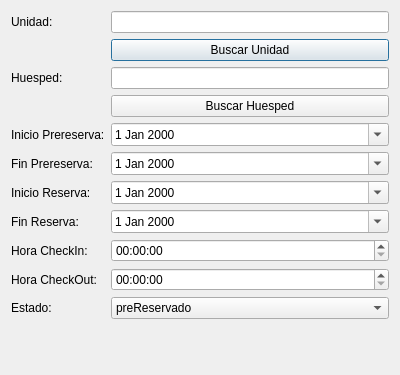
Above: src/ui/reserva.ui from leosmolas/conotels before the change. Below: the same form after it.
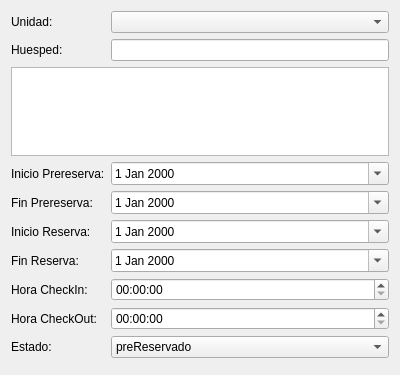
That is the form after the change.

Diff of the .ui file:
```diff
--- a/src/ui/reserva.ui
+++ b/src/ui/reserva.ui
@@ -33,69 +33,103 @@
        </property>
       </widget>
      </item>
-     <item row="3" column="0">
+     <item row="1" column="1">
+      <widget class="QComboBox" name="unidadCombo"/>
+     </item>
+     <item row="2" column="0">
       <widget class="QLabel" name="label_2">
        <property name="text">
         <string>Huesped:</string>
        </property>
       </widget>
      </item>
-     <item row="3" column="1">
+     <item row="2" column="1">
       <widget class="QLineEdit" name="huespedLine"/>
      </item>
-     <item row="5" column="0">
+     <item row="4" column="0">
       <widget class="QLabel" name="label_3">
        <property name="text">
         <string>Inicio Prereserva:</string>
        </property>
       </widget>
      </item>
-     <item row="6" column="0">
+     <item row="4" column="1">
+      <widget class="QDateEdit" name="inicioPreDate">
+       <property name="calendarPopup">
+        <bool>true</bool>
+       </property>
+      </widget>
+     </item>
+     <item row="5" column="0">
       <widget class="QLabel" name="label_4">
        <property name="text">
         <string>Fin Prereserva:</string>
        </property>
       </widget>
      </item>
-     <item row="1" column="1">
-      <widget class="QLineEdit" name="unidadLine"/>
+     <item row="5" column="1">
+      <widget class="QDateEdit" name="finPreDate">
+       <property name="calendarPopup">
+        <bool>true</bool>
+       </property>
+      </widget>
      </item>
-     <item row="7" column="0">
+     <item row="6" column="0">
       <widget class="QLabel" name="label_5">
        <property name="text">
         <string>Inicio Reserva:</string>
        </property>
       </widget>
      </item>
-     <item row="8" column="0">
+     <item row="6" column="1">
+      <widget class="QDateEdit" name="inicioDate">
+       <property name="calendarPopup">
+        <bool>true</bool>
+       </property>
+      </widget>
+     </item>
+     <item row="7" column="0">
       <widget class="QLabel" name="label_6">
        <property name="text">
         <string>Fin Reserva:</string>
        </property>
       </widget>
      </item>
-     <item row="9" column="0">
+     <item row="7" column="1">
+      <widget class="QDateEdit" name="finDate">
+       <property name="calendarPopup">
+        <bool>true</bool>
+       </property>
+      </widget>
+     </item>
+     <item row="8" column="0">
       <widget class="QLabel" name="label_7">
        <property name="text">
         <string>Hora CheckIn:</string>
        </property>
       </widget>
      </item>
-     <item row="10" column="0">
+     <item row="8" column="1">
+      <widget class="QTimeEdit" name="inTime"/>
+     </item>
+     <item row="9" column="0">
       <widget class="QLabel" name="label_8">
        <property name="text">
         <string>Hora CheckOut:</string>
        </property>
       </widget>
      </item>
-     <item row="11" column="0">
+     <item row="9" column="1">
+      <widget class="QTimeEdit" name="outTime"/>
+     </item>
+     <item row="10" column="0">
       <widget class="QLabel" name="label_9">
        <property name="text">
         <string>Estado:</string>
        </property>
       </widget>
      </item>
-     <item row="11" column="1">
+     <item row="10" column="1">
       <widget class="QComboBox" name="estadoCombo">
        <item>
         <property name="text">
@@ -124,53 +158,8 @@
        </item>
       </widget>
      </item>
-     <item row="9" column="1">
-      <widget class="QTimeEdit" name="inTime"/>
-     </item>
-     <item row="10" column="1">
-      <widget class="QTimeEdit" name="outTime"/>
-     </item>
-     <item row="8" column="1">
-      <widget class="QDateEdit" name="finDate">
-       <property name="calendarPopup">
-        <bool>true</bool>
-       </property>
-      </widget>
-     </item>
-     <item row="7" column="1">
-      <widget class="QDateEdit" name="inicioDate">
-       <property name="calendarPopup">
-        <bool>true</bool>
-       </property>
-      </widget>
-     </item>
-     <item row="5" column="1">
-      <widget class="QDateEdit" name="inicioPreDate">
-       <property name="calendarPopup">
-        <bool>true</bool>
-       </property>
-      </widget>
-     </item>
-     <item row="6" column="1">
-      <widget class="QDateEdit" name="finPreDate">
-       <property name="calendarPopup">
-        <bool>true</bool>
-       </property>
-      </widget>
-     </item>
-     <item row="2" column="1">
-      <widget class="QPushButton" name="unidadBut">
-       <property name="text">
-        <string>Buscar Unidad</string>
-       </property>
-      </widget>
-     </item>
-     <item row="4" column="1">
-      <widget class="QPushButton" name="huespedBut">
-       <property name="text">
-        <string>Buscar Huesped</string>
-       </property>
-      </widget>
+     <item row="3" column="0" colspan="2">
+      <widget class="QTableView" name="huespedView"/>
      </item>
     </layout>
    </item>
```
Left out of the diff: 1 changed line with no effect on the pictures.
